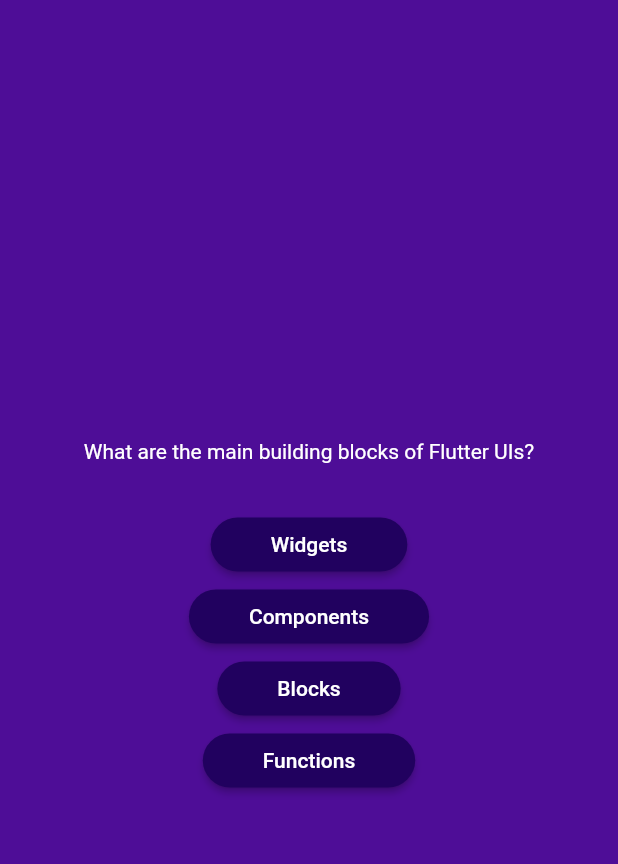
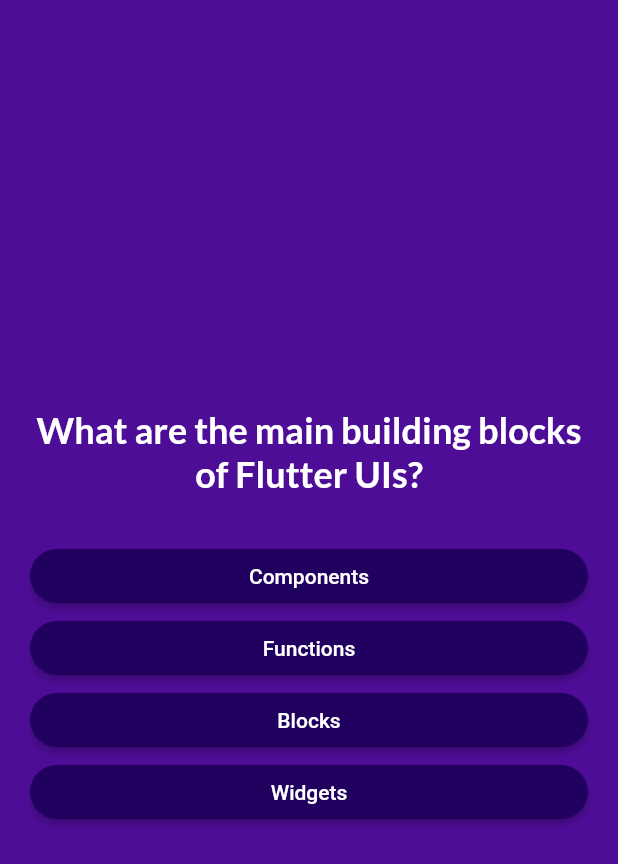
Before and after one commit to Rimao416/flutter_course, a Flutter app: the screen it shows after launch, after a tap on "Start Quizzing", on a phone screen of 412 x 824 dp. Shown: the top 864 px of the screen. Run offline on Flutter 3.47's test engine with Material 2 defaults, Android fonts, the phone set to English and light mode, and no system bars; our stand-ins replace google_fonts.

Commit message:
googleFont

```diff
--- a/lib/answer_button.dart
+++ b/lib/answer_button.dart
@@ -1,4 +1,5 @@
 import 'package:flutter/material.dart';
+import 'package:google_fonts/google_fonts.dart';
 
 class AnswerButton extends StatelessWidget {
   const AnswerButton(
@@ -18,7 +19,10 @@
           foregroundColor: Colors.white,
           shape:
               RoundedRectangleBorder(borderRadius: BorderRadius.circular(40))),
-      child: Text(answerText),
+      child: Text(
+        answerText,
+        textAlign: TextAlign.center,
+      ),
     );
   }
 }
--- a/lib/models/quiz_question.dart
+++ b/lib/models/quiz_question.dart
@@ -2,4 +2,9 @@
   const QuizQuestion(this.text, this.answers);
   final String text;
   final List<String> answers;
+  List<String> getShuffledAnswers() {
+    final shuffledList = List.of(answers);
+    shuffledList.shuffle();
+    return shuffledList;
+  }
 }
--- a/lib/questions_screen.dart
+++ b/lib/questions_screen.dart
@@ -1,6 +1,7 @@
 import 'package:flutter/material.dart';
 import 'package:flutter002/answer_button.dart';
 import 'package:flutter002/data/questions.dart';
+import 'package:google_fonts/google_fonts.dart';
 
 class QuestionsScreen extends StatefulWidget {
   const QuestionsScreen({Key? key}) : super(key: key);
@@ -11,23 +12,38 @@
 }
 
 class _QuestionsScreenState extends State<QuestionsScreen> {
+  var currentQuestionIndex = 0;
+  void answerQuestion() {
+    setState(() {
+      currentQuestionIndex++;
+    });
+  }
+
   @override
   Widget build(context) {
-    final CurrentQuestion = questions[0];
+    final CurrentQuestion = questions[currentQuestionIndex];
     return SizedBox(
       width: double.infinity,
+      child: Container(
+        margin: const EdgeInsets.all(20),
         child: Column(
           mainAxisAlignment: MainAxisAlignment.center,
+          crossAxisAlignment: CrossAxisAlignment.stretch,
           children: [
             Text(
               CurrentQuestion.text,
-            style: const TextStyle(color: Colors.white),
+              style: GoogleFonts.lato(
+                  color: Colors.white,
+                  fontSize: 24,
+                  fontWeight: FontWeight.bold),
+              textAlign: TextAlign.center,
             ),
             SizedBox(height: 30),
-          ...CurrentQuestion.answers.map((answer) {
-            return AnswerButton(answerText: answer, onTap: () {});
+            ...CurrentQuestion.getShuffledAnswers().map((answer) {
+              return AnswerButton(answerText: answer, onTap: answerQuestion);
             })
           ],
+        ),
       ),
     );
   }
--- a/pubspec.yaml
+++ b/pubspec.yaml
@@ -35,6 +35,7 @@
   # The following adds the Cupertino Icons font to your application.
   # Use with the CupertinoIcons class for iOS style icons.
   cupertino_icons: ^1.0.2
+  google_fonts: ^4.0.4
 
 dev_dependencies:
   flutter_test:
```
Also changed, not shown: pubspec.lock, 1 other file. Lines whose indentation alone changed are shown as unchanged.
